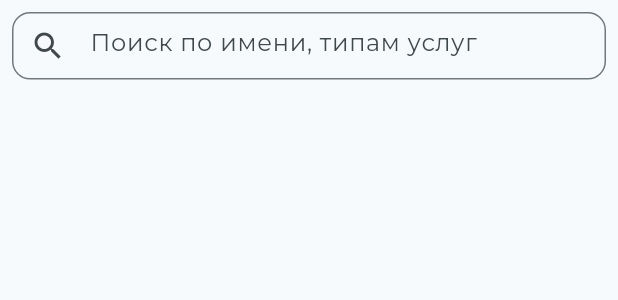
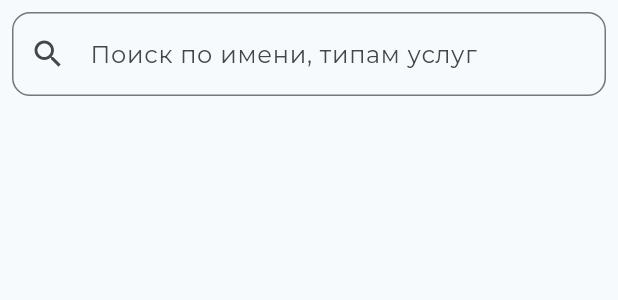
Before and after one commit to NikiWeasel/vteme_webapp, a Flutter app: the EmployeeSelectionContent widget shown alone on an empty page, opened directly with empty values, on a phone screen of 412 x 824 dp. Shown: the top 300 px of the screen. Run offline on Flutter 3.47's test engine with Material 3 defaults, Android fonts, the phone set to English and light mode, and no system bars; our stand-ins replace bloc, carousel_slider, cloud_firestore, firebase_core, firebase_storage, flutter_bloc and 2 more; missing offline and left inert: telegram_web_app; accounts and stored records are empty; generated files the repository leaves out were written again.

Commit message:
Адаптив + фиксы

```diff
--- a/lib/features/schedule_appo/view/widgets/employee_selection_content.dart
+++ b/lib/features/schedule_appo/view/widgets/employee_selection_content.dart
@@ -73,8 +73,6 @@ class _EmployeeSelectionContentState extends State<EmployeeSelectionContent> {
       children: [
         Padding(
           padding: const EdgeInsets.all(8.0),
-          child: SizedBox(
-            height: 45,
           child: TextField(
             controller: controller,
             textAlignVertical: TextAlignVertical.center,
@@ -84,7 +82,7 @@ class _EmployeeSelectionContentState extends State<EmployeeSelectionContent> {
                   borderRadius: BorderRadius.circular(12),
                 ),
                 prefixIcon: const Icon(Icons.search),
-                  suffix: isTextFieldEmpty
+                suffixIcon: isTextFieldEmpty
                     ? null
                     : IconButton(
                         onPressed: deleteString,
@@ -93,8 +91,9 @@ class _EmployeeSelectionContentState extends State<EmployeeSelectionContent> {
             onChanged: onChanged,
           ),
         ),
-        ),
         SingleChildScrollView(
+          child: Padding(
+            padding: const EdgeInsets.all(8.0),
             child: Column(
               children: [
                 for (var e in filteredEmployees)
@@ -105,6 +104,7 @@ class _EmployeeSelectionContentState extends State<EmployeeSelectionContent> {
                       })
               ],
             ),
+          ),
         )
       ],
     );
```
Also changed, not shown: lib/features/home/view/widgets/employee_review_related/employee_details.dart (+10 -18 lines), lib/features/home/view/widgets/employees_review_widget.dart (+11 -7 lines), lib/features/schedule_appo/view/schedule_screen.dart (+7 -1 lines). Lines whose indentation alone changed are shown as unchanged.
